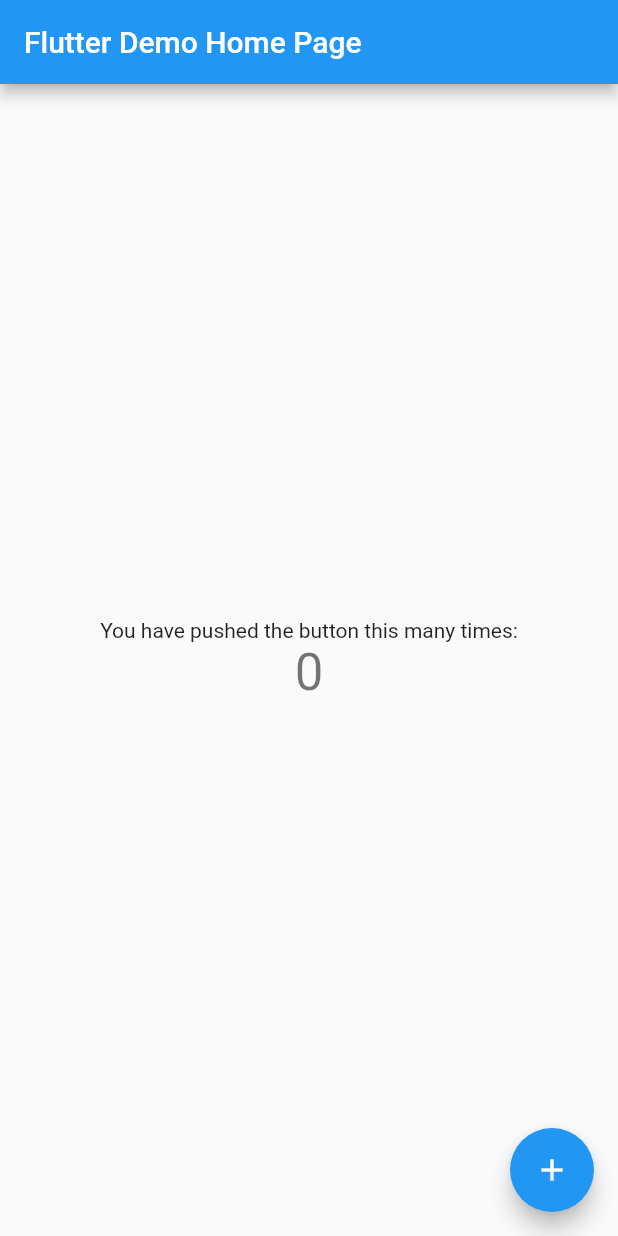
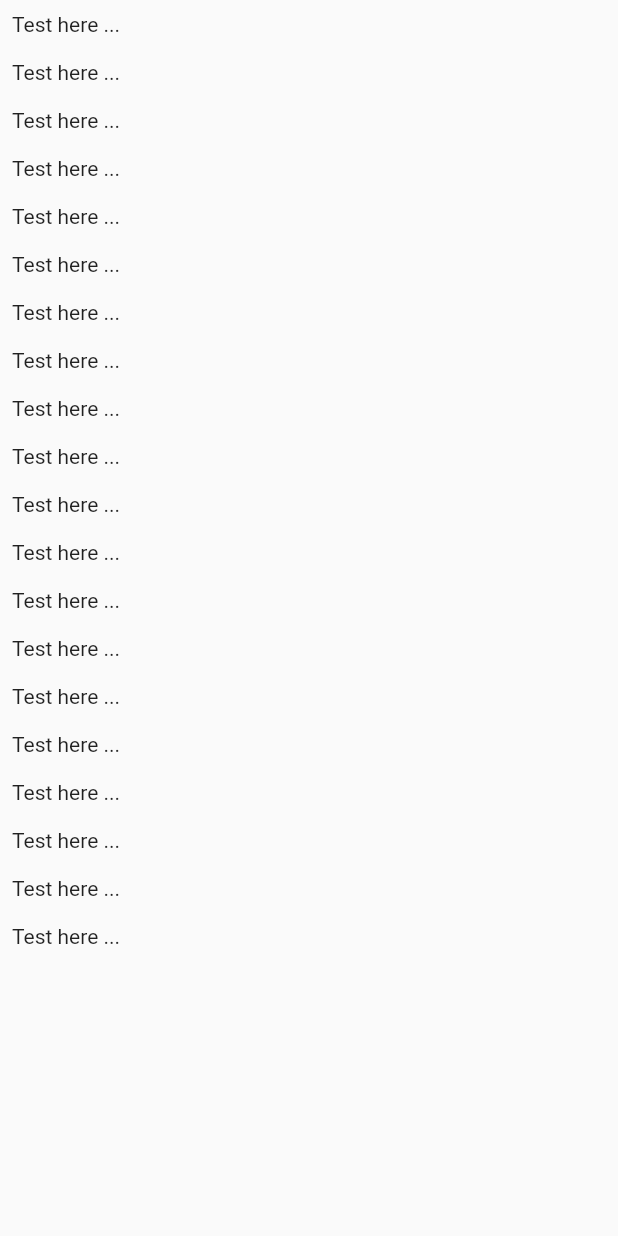
Before and after one commit to t2hieu91/ChatApp, a Flutter app: the screen it shows after launch, on a phone screen of 412 x 824 dp. Run offline on Flutter 3.47's test engine with Material 2 defaults, Android fonts, the phone set to English and light mode, and no system bars.

Commit message:
315. Creating a New App Chat

```diff
--- a/lib/main.dart
+++ b/lib/main.dart
@@ -1,3 +1,4 @@
+import 'package:ChatApp/screens/chat_screen.dart';
 import 'package:flutter/material.dart';
 
 void main() {
@@ -5,113 +6,15 @@ void main() {
 }
 
 class MyApp extends StatelessWidget {
-  // This widget is the root of your application.
   @override
   Widget build(BuildContext context) {
     return MaterialApp(
-      title: 'Flutter Demo',
+      title: 'Chat App',
       theme: ThemeData(
-        // This is the theme of your application.
-        //
-        // Try running your application with "flutter run". You'll see the
-        // application has a blue toolbar. Then, without quitting the app, try
-        // changing the primarySwatch below to Colors.green and then invoke
-        // "hot reload" (press "r" in the console where you ran "flutter run",
-        // or simply save your changes to "hot reload" in a Flutter IDE).
-        // Notice that the counter didn't reset back to zero; the application
-        // is not restarted.
         primarySwatch: Colors.blue,
-        // This makes the visual density adapt to the platform that you run
-        // the app on. For desktop platforms, the controls will be smaller and
-        // closer together (more dense) than on mobile platforms.
         visualDensity: VisualDensity.adaptivePlatformDensity,
       ),
-      home: MyHomePage(title: 'Flutter Demo Home Page'),
+      home: ChatScreen(),
     );
   }
 }
-
-class MyHomePage extends StatefulWidget {
-  MyHomePage({Key key, this.title}) : super(key: key);
-
-  // This widget is the home page of your application. It is stateful, meaning
-  // that it has a State object (defined below) that contains fields that affect
-  // how it looks.
-
-  // This class is the configuration for the state. It holds the values (in this
-  // case the title) provided by the parent (in this case the App widget) and
-  // used by the build method of the State. Fields in a Widget subclass are
-  // always marked "final".
-
-  final String title;
-
-  @override
-  _MyHomePageState createState() => _MyHomePageState();
-}
-
-class _MyHomePageState extends State<MyHomePage> {
-  int _counter = 0;
-
-  void _incrementCounter() {
-    setState(() {
-      // This call to setState tells the Flutter framework that something has
-      // changed in this State, which causes it to rerun the build method below
-      // so that the display can reflect the updated values. If we changed
-      // _counter without calling setState(), then the build method would not be
-      // called again, and so nothing would appear to happen.
-      _counter++;
-    });
-  }
-
-  @override
-  Widget build(BuildContext context) {
-    // This method is rerun every time setState is called, for instance as done
-    // by the _incrementCounter method above.
-    //
-    // The Flutter framework has been optimized to make rerunning build methods
-    // fast, so that you can just rebuild anything that needs updating rather
-    // than having to individually change instances of widgets.
-    return Scaffold(
-      appBar: AppBar(
-        // Here we take the value from the MyHomePage object that was created by
-        // the App.build method, and use it to set our appbar title.
-        title: Text(widget.title),
-      ),
-      body: Center(
-        // Center is a layout widget. It takes a single child and positions it
-        // in the middle of the parent.
-        child: Column(
-          // Column is also a layout widget. It takes a list of children and
-          // arranges them vertically. By default, it sizes itself to fit its
-          // children horizontally, and tries to be as tall as its parent.
-          //
-          // Invoke "debug painting" (press "p" in the console, choose the
-          // "Toggle Debug Paint" action from the Flutter Inspector in Android
-          // Studio, or the "Toggle Debug Paint" command in Visual Studio Code)
-          // to see the wireframe for each widget.
-          //
-          // Column has various properties to control how it sizes itself and
-          // how it positions its children. Here we use mainAxisAlignment to
-          // center the children vertically; the main axis here is the vertical
-          // axis because Columns are vertical (the cross axis would be
-          // horizontal).
-          mainAxisAlignment: MainAxisAlignment.center,
-          children: <Widget>[
-            Text(
-              'You have pushed the button this many times:',
-            ),
-            Text(
-              '$_counter',
-              style: Theme.of(context).textTheme.headline4,
-            ),
-          ],
-        ),
-      ),
-      floatingActionButton: FloatingActionButton(
-        onPressed: _incrementCounter,
-        tooltip: 'Increment',
-        child: Icon(Icons.add),
-      ), // This trailing comma makes auto-formatting nicer for build methods.
-    );
-  }
-}
--- /dev/null
+++ b/lib/screens/chat_screen.dart
@@ -0,0 +1,16 @@
+import 'package:flutter/material.dart';
+
+class ChatScreen extends StatelessWidget {
+  @override
+  Widget build(BuildContext context) {
+    return Scaffold(
+      body: ListView.builder(
+        itemCount: 20,
+        itemBuilder: (ctx, index) => Container(
+          padding: EdgeInsets.all(8),
+          child: Text('Test here ...'),
+        ),
+      ),
+    );
+  }
+}
```
Also changed, not shown: lib/screens/auth_screen.dart (added).
